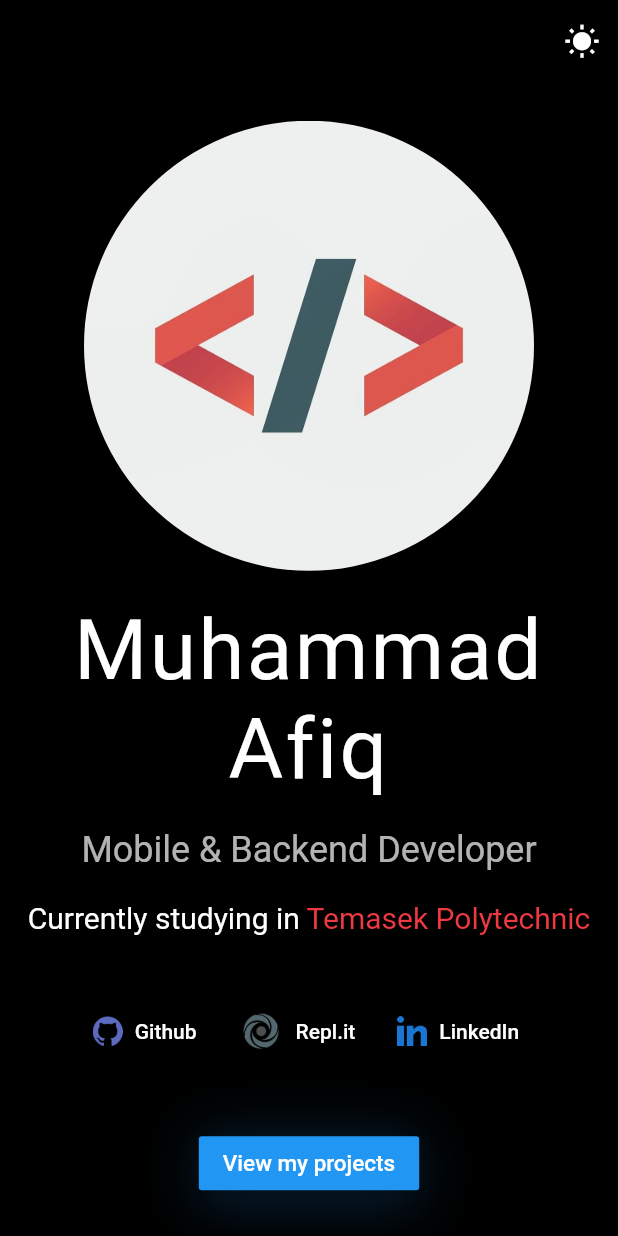
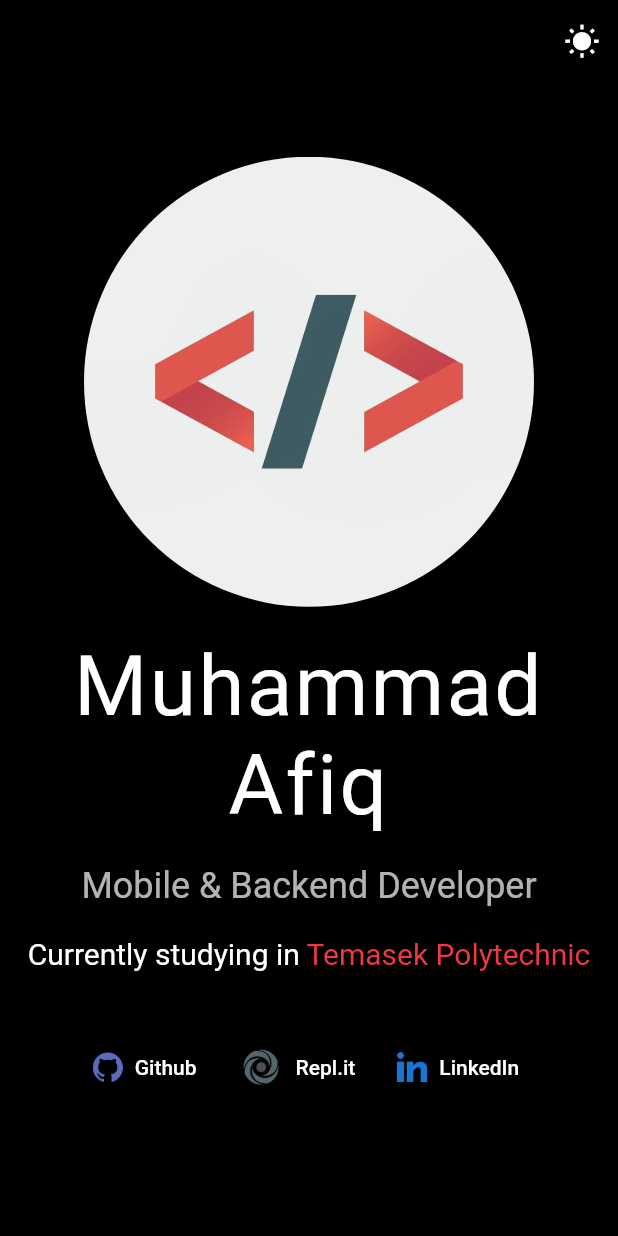
Before and after one commit to ahhhfiq/ahhhfiq.github.io, a Flutter app: the screen it shows after launch, on a phone screen of 412 x 824 dp. Run offline on Flutter 3.47's test engine with Material 2 defaults, Android fonts, the light colour scheme and no system bars; missing offline and left inert: dart:html; Roboto replaces fonts that are missing (Raleway).

Commit message:
Removed project button for now

```diff
--- a/lib/src/pages/HomeScreen.dart
+++ b/lib/src/pages/HomeScreen.dart
@@ -130,34 +130,34 @@ class _HomeScreenState extends State<HomeScreen> {
                   SizedBox(
                     height: 40,
                   ),
-                  Container(
-                    decoration: BoxDecoration(
-                      boxShadow: [
-                        BoxShadow(
-                          color: Colors.blue.withOpacity(0.2),
-                          blurRadius: 30.0,
-                          spreadRadius: 0.5,
-                          offset: Offset(0, 5),
-                        ),
-                      ],
-                    ),
-                    child: RaisedButton(
-                      child: Text(
-                        'View my projects',
-                        textAlign: TextAlign.center,
-                        style: ThemeSwitcher.of(context).isDarkModeOn
-                            ? TextStyle(
-                                fontSize: 15,
-                                color: Colors.white,
-                              ) //Dark Theme
-                            : TextStyle(
-                                fontSize: 15,
-                                color: Colors.grey[200],
-                              ), //Light Theme
-                      ),
-                      onPressed: () => print('Uwu')
-                    ),
-                  ),
+                  // Container(
+                  //   decoration: BoxDecoration(
+                  //     boxShadow: [
+                  //       BoxShadow(
+                  //         color: Colors.blue.withOpacity(0.2),
+                  //         blurRadius: 30.0,
+                  //         spreadRadius: 0.5,
+                  //         offset: Offset(0, 5),
+                  //       ),
+                  //     ],
+                  //   ),
+                  //   child: RaisedButton(
+                  //     child: Text(
+                  //       'View my projects',
+                  //       textAlign: TextAlign.center,
+                  //       style: ThemeSwitcher.of(context).isDarkModeOn
+                  //           ? TextStyle(
+                  //               fontSize: 15,
+                  //               color: Colors.white,
+                  //             ) //Dark Theme
+                  //           : TextStyle(
+                  //               fontSize: 15,
+                  //               color: Colors.grey[200],
+                  //             ), //Light Theme
+                  //     ),
+                  //     onPressed: () => print('Uwu')
+                  //   ),
+                  // ),
                 ],
               ),
             ),
```
